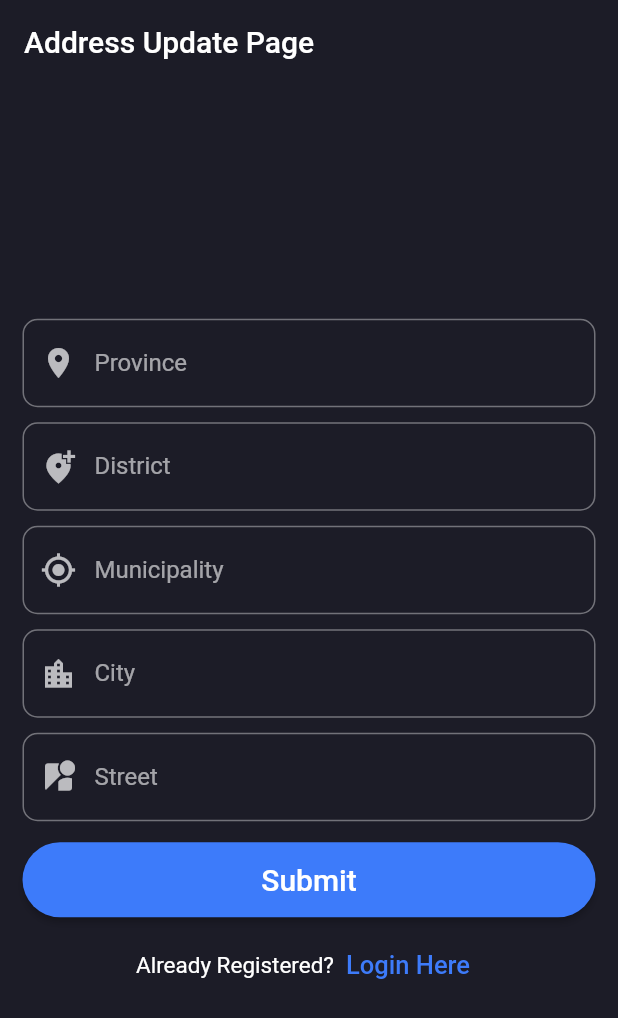
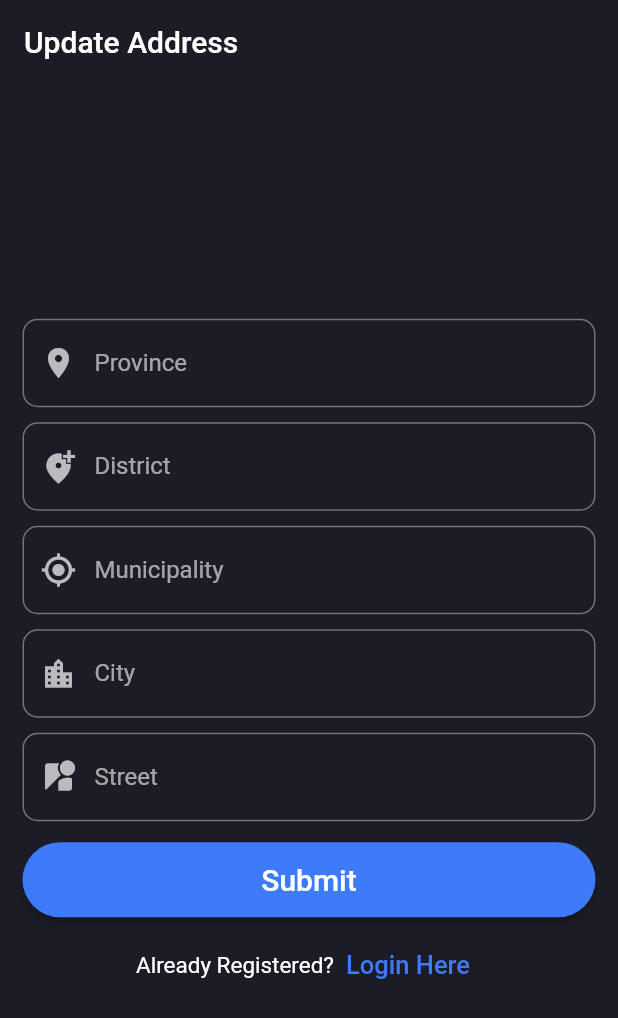
Before and after one commit to edr3x/vehicle_rental_application, a Flutter app: the UpdateAddressPage screen opened by its route, on a phone screen of 412 x 824 dp. Shown: the top 1018 px of the screen. Run offline on Flutter 3.47's test engine with Material 2 defaults, Android fonts, the phone set to English and light mode, and no system bars; our stand-ins replace equatable, flutter_bloc, shared_preferences; accounts and stored records are empty; network calls fail.

Commit message:
chore: bar

```diff
--- a/lib/views/pages/auth/address_page.dart
+++ b/lib/views/pages/auth/address_page.dart
@@ -70,7 +70,7 @@ class _UpdateAddressPageState extends State<UpdateAddressPage> {
             child: Scaffold(
               appBar: AppBar(
                 automaticallyImplyLeading: false,
-                title: const Text("Address Update Page"),
+                title: const Text("Update Address"),
               ),
               body: Center(
                 child: Padding(
```
